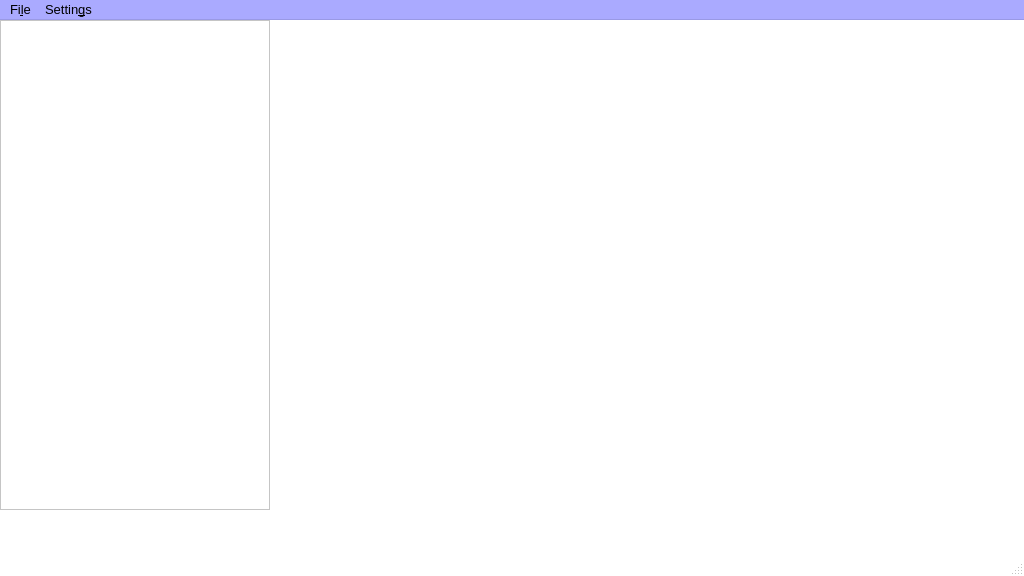
This is PRAGA_GIS/mainWindow.ui in gaowudao/CRITERIA3D as Qt 5 draws it before an edit. The edited form follows.
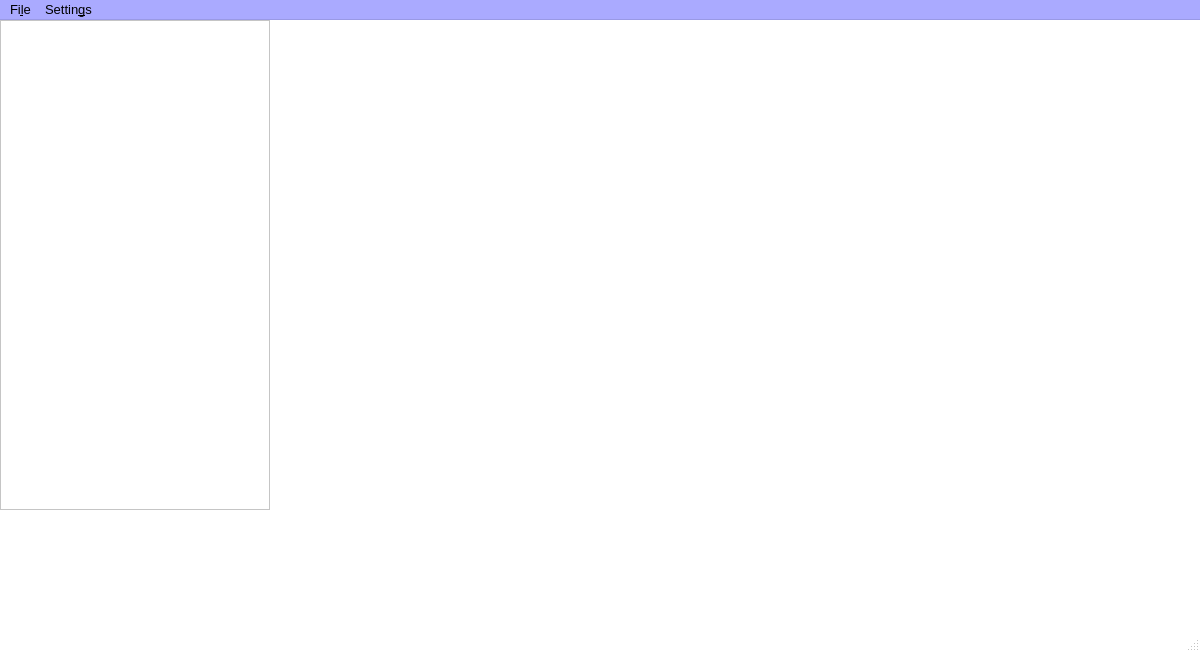
This is the edited form.

Diff of the .ui file:
```diff
--- a/PRAGA_GIS/mainWindow.ui
+++ b/PRAGA_GIS/mainWindow.ui
@@ -6,8 +6,8 @@
    <rect>
     <x>0</x>
     <y>0</y>
-    <width>1024</width>
-    <height>576</height>
+    <width>1200</width>
+    <height>652</height>
    </rect>
   </property>
   <property name="palette">
@@ -148,6 +148,15 @@
        </color>
       </brush>
      </colorrole>
+     <colorrole role="PlaceholderText">
+      <brush brushstyle="NoBrush">
+       <color alpha="128">
+        <red>0</red>
+        <green>0</green>
+        <blue>0</blue>
+       </color>
+      </brush>
+     </colorrole>
     </active>
     <inactive>
      <colorrole role="WindowText">
@@ -285,6 +294,15 @@
        </color>
       </brush>
      </colorrole>
+     <colorrole role="PlaceholderText">
+      <brush brushstyle="NoBrush">
+       <color alpha="128">
+        <red>0</red>
+        <green>0</green>
+        <blue>0</blue>
+       </color>
+      </brush>
+     </colorrole>
     </inactive>
     <disabled>
      <colorrole role="WindowText">
@@ -422,6 +440,15 @@
        </color>
       </brush>
      </colorrole>
+     <colorrole role="PlaceholderText">
+      <brush brushstyle="NoBrush">
+       <color alpha="128">
+        <red>0</red>
+        <green>0</green>
+        <blue>0</blue>
+       </color>
+      </brush>
+     </colorrole>
     </disabled>
    </palette>
   </property>
@@ -489,8 +516,8 @@
     <rect>
      <x>0</x>
      <y>0</y>
-     <width>1024</width>
-     <height>30</height>
+     <width>1200</width>
+     <height>21</height>
     </rect>
    </property>
    <property name="palette">
@@ -631,6 +658,15 @@
         </color>
        </brush>
       </colorrole>
+      <colorrole role="PlaceholderText">
+       <brush brushstyle="NoBrush">
+        <color alpha="128">
+         <red>0</red>
+         <green>0</green>
+         <blue>0</blue>
+        </color>
+       </brush>
+      </colorrole>
      </active>
      <inactive>
       <colorrole role="WindowText">
@@ -768,6 +804,15 @@
         </color>
        </brush>
       </colorrole>
+      <colorrole role="PlaceholderText">
+       <brush brushstyle="NoBrush">
+        <color alpha="128">
+         <red>0</red>
+         <green>0</green>
+         <blue>0</blue>
+        </color>
+       </brush>
+      </colorrole>
      </inactive>
      <disabled>
       <colorrole role="WindowText">
@@ -905,6 +950,15 @@
         </color>
        </brush>
       </colorrole>
+      <colorrole role="PlaceholderText">
+       <brush brushstyle="NoBrush">
+        <color alpha="128">
+         <red>0</red>
+         <green>0</green>
+         <blue>0</blue>
+        </color>
+       </brush>
+      </colorrole>
      </disabled>
     </palette>
    </property>
```
